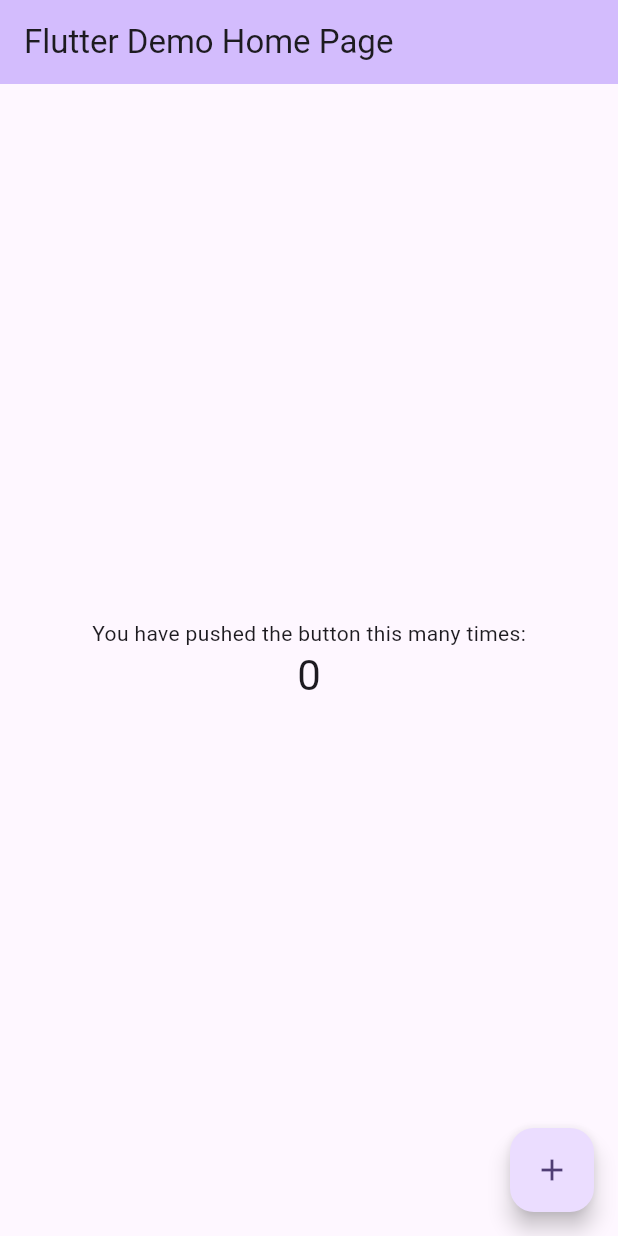
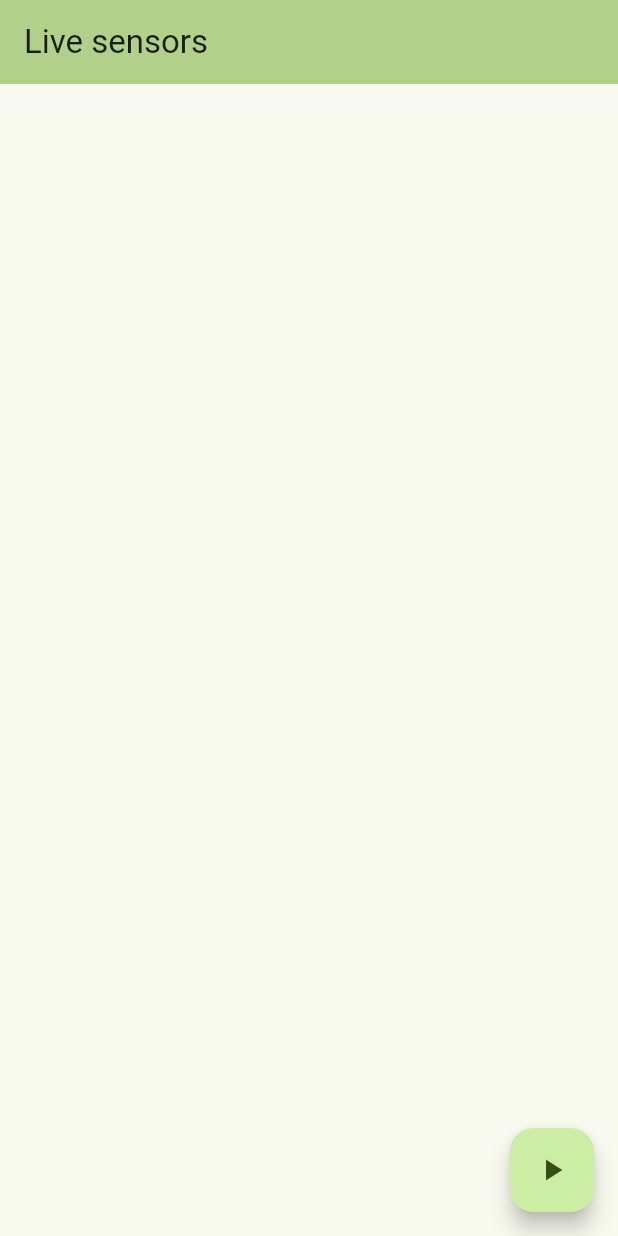
Before and after one commit to konturio/live-sensors-app, a Flutter app: the screen it shows after launch, on a phone screen of 412 x 824 dp. Run offline on Flutter 3.47's test engine with Material 2 defaults, Android fonts, the phone set to English and light mode, and no system bars; our stand-ins replace geolocator.

```diff
--- /dev/null
+++ b/lib/logger.dart
@@ -0,0 +1,75 @@
+import 'dart:async';
+
+enum LogType { info, error, warning }
+
+String humanReadableTypeName(LogType type) {
+  switch (type) {
+    case LogType.info:
+      return "Info message";
+    case LogType.error:
+      return "Error message";
+    case LogType.warning:
+      return "Warning message";
+  }
+}
+
+String humanReadableTimeStamp(DateTime date) {
+  return '[${date.year}/${date.month}/${date.day}]: ${date.hour}:${date.minute}:${date.second}.${date.millisecond}';
+}
+
+class LogRecord {
+  LogType type;
+  String msg;
+  DateTime _timestamp = DateTime.now();
+  LogRecord(this.type, this.msg);
+
+  get typeName {
+    return humanReadableTypeName(type);
+  }
+
+  get time {
+    return humanReadableTimeStamp(_timestamp);
+  }
+}
+
+class Logger {
+  // 10_000 must be enough for write logs 8 hours every 3 second
+  // TODO: dump it to disk instead of keeping in memory
+  int maxRecords;
+  Logger({this.maxRecords = 10000});
+  final List<LogRecord> _records = <LogRecord>[];
+  final List<Function> _listeners = <Function>[];
+
+  _add(LogRecord record) {
+    if (_records.length > maxRecords) {
+      _records.removeAt(0);
+    }
+    _records.add(record);
+    _update();
+  }
+
+  _update() {
+    for (final listener in _listeners) {
+      listener(_records);
+    }
+  }
+
+  info(String msg) {
+    _add(LogRecord(LogType.info, msg));
+  }
+
+  warn(String msg) {
+    _add(LogRecord(LogType.warning, msg));
+  }
+
+  error(String msg) {
+    _add(LogRecord(LogType.error, msg));
+  }
+
+  subscribe(void Function(List<LogRecord>) listener) {
+    _listeners.add(listener);
+    return () {
+      _listeners.remove(listener);
+    };
+  }
+}
--- a/lib/main.dart
+++ b/lib/main.dart
@@ -1,4 +1,9 @@
+import 'dart:async';
+
 import 'package:flutter/material.dart';
+import 'package:geolocator/geolocator.dart';
+import 'ask_permission.dart';
+import 'logger.dart';
 
 void main() {
   runApp(const MyApp());
@@ -7,118 +12,107 @@ void main() {
 class MyApp extends StatelessWidget {
   const MyApp({super.key});
 
-  // This widget is the root of your application.
   @override
   Widget build(BuildContext context) {
     return MaterialApp(
-      title: 'Flutter Demo',
+      title: 'Live sensors',
       theme: ThemeData(
-        // This is the theme of your application.
-        //
-        // TRY THIS: Try running your application with "flutter run". You'll see
-        // the application has a blue toolbar. Then, without quitting the app,
-        // try changing the seedColor in the colorScheme below to Colors.green
-        // and then invoke "hot reload" (save your changes or press the "hot
-        // reload" button in a Flutter-supported IDE, or press "r" if you used
-        // the command line to start the app).
-        //
-        // Notice that the counter didn't reset back to zero; the application
-        // state is not lost during the reload. To reset the state, use hot
-        // restart instead.
-        //
-        // This works for code too, not just values: Most code changes can be
-        // tested with just a hot reload.
-        colorScheme: ColorScheme.fromSeed(seedColor: Colors.deepPurple),
+        colorScheme: ColorScheme.fromSeed(seedColor: Colors.lightGreen),
         useMaterial3: true,
       ),
-      home: const MyHomePage(title: 'Flutter Demo Home Page'),
+      home: const HomePage(title: 'Live sensors'),
     );
   }
 }
 
-class MyHomePage extends StatefulWidget {
-  const MyHomePage({super.key, required this.title});
-
-  // This widget is the home page of your application. It is stateful, meaning
-  // that it has a State object (defined below) that contains fields that affect
-  // how it looks.
-
-  // This class is the configuration for the state. It holds the values (in this
-  // case the title) provided by the parent (in this case the App widget) and
-  // used by the build method of the State. Fields in a Widget subclass are
-  // always marked "final".
-
+class HomePage extends StatefulWidget {
+  const HomePage({super.key, required this.title});
   final String title;
 
   @override
-  State<MyHomePage> createState() => _MyHomePageState();
+  State<HomePage> createState() => _HomePageState();
 }
 
-class _MyHomePageState extends State<MyHomePage> {
-  int _counter = 0;
+class _HomePageState extends State<HomePage> {
+  final Logger logger = Logger();
+  List<LogRecord> _records = <LogRecord>[];
 
-  void _incrementCounter() {
-    setState(() {
-      // This call to setState tells the Flutter framework that something has
-      // changed in this State, which causes it to rerun the build method below
-      // so that the display can reflect the updated values. If we changed
-      // _counter without calling setState(), then the build method would not be
-      // called again, and so nothing would appear to happen.
-      _counter++;
+  StreamSubscription<Position>? _positionStreamSubscription;
+  StreamSubscription<ServiceStatus>? _serviceStatusStreamSubscription;
+
+  _HomePageState() {
+    logger.subscribe((records) {
+      setState(() {
+        _records = records;
+      });
     });
+  }
+
+  bool _traking = false;
+  _initTrackPosition() async {
+    try {
+      logger.info('Requesting permissions');
+      Position position = await requestLocationPermission();
+      logger.info("Permission granted");
+      logger.info("Position changed: ${position.toString()}");
+      logger.info("Create position steam");
+      // TODO: listen position service status too
+      Stream<Position> positionStream = Geolocator.getPositionStream();
+      setState(() {
+        _traking = true;
+      });
+      _positionStreamSubscription = positionStream.handleError((error) {
+        setState(() {
+          _traking = false;
+          logger.error(error.toString());
+        });
+      }).listen((position) {
+        logger.info("Position changed: ${position.toString()}");
+      });
+    } catch (error) {
+      setState(() {
+        _traking = false;
+        logger.error(error.toString());
+      });
+    }
+  }
+
+  _toggleTrackPosition() {
+    if (_positionStreamSubscription == null) {
+      _initTrackPosition();
+    } else if (_traking) {
+      _positionStreamSubscription?.pause();
+      setState(() {
+        _traking = false;
+      });
+    } else {
+      _positionStreamSubscription?.resume();
+      setState(() {
+        _traking = true;
+      });
+    }
   }
 
   @override
   Widget build(BuildContext context) {
-    // This method is rerun every time setState is called, for instance as done
-    // by the _incrementCounter method above.
-    //
-    // The Flutter framework has been optimized to make rerunning build methods
-    // fast, so that you can just rebuild anything that needs updating rather
-    // than having to individually change instances of widgets.
     return Scaffold(
       appBar: AppBar(
-        // TRY THIS: Try changing the color here to a specific color (to
-        // Colors.amber, perhaps?) and trigger a hot reload to see the AppBar
-        // change color while the other colors stay the same.
         backgroundColor: Theme.of(context).colorScheme.inversePrimary,
-        // Here we take the value from the MyHomePage object that was created by
-        // the App.build method, and use it to set our appbar title.
         title: Text(widget.title),
       ),
-      body: Center(
-        // Center is a layout widget. It takes a single child and positions it
-        // in the middle of the parent.
-        child: Column(
-          // Column is also a layout widget. It takes a list of children and
-          // arranges them vertically. By default, it sizes itself to fit its
-          // children horizontally, and tries to be as tall as its parent.
-          //
-          // Column has various properties to control how it sizes itself and
-          // how it positions its children. Here we use mainAxisAlignment to
-          // center the children vertically; the main axis here is the vertical
-          // axis because Columns are vertical (the cross axis would be
-          // horizontal).
-          //
-          // TRY THIS: Invoke "debug painting" (choose the "Toggle Debug Paint"
-          // action in the IDE, or press "p" in the console), to see the
-          // wireframe for each widget.
-          mainAxisAlignment: MainAxisAlignment.center,
-          children: <Widget>[
-            const Text(
-              'You have pushed the button this many times:',
-            ),
-            Text(
-              '$_counter',
-              style: Theme.of(context).textTheme.headlineMedium,
-            ),
-          ],
-        ),
-      ),
+      body: ListView(
+          children: _records
+              .map((log) => Card(
+                      child: ListTile(
+                    title: Text(log.msg),
+                    subtitle: Text(log.time),
+                  )))
+              .toList()),
       floatingActionButton: FloatingActionButton(
-        onPressed: _incrementCounter,
-        tooltip: 'Increment',
-        child: const Icon(Icons.add),
+        onPressed: _toggleTrackPosition,
+        tooltip: 'Show position',
+        child:
+            _traking ? const Icon(Icons.pause) : const Icon(Icons.play_arrow),
       ), // This trailing comma makes auto-formatting nicer for build methods.
     );
   }
```
Also changed, not shown: lib/ask_permission.dart (added, +38 -0 lines), 2 other files.
